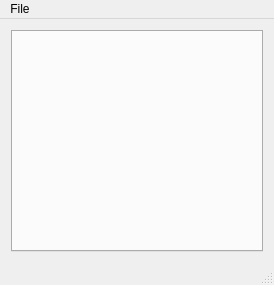
Old version of the form qutefan.ui in the repository loathingKernel/Qutefan.
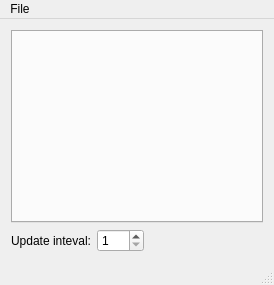
New version of the form. Icons and pictures are not drawn.

Commit message: Replaced the code in GpuTab with a form.

Patch:
```diff
--- a/qutefan.ui
+++ b/qutefan.ui
@@ -29,6 +29,40 @@
       </property>
      </widget>
     </item>
+    <item>
+     <layout class="QHBoxLayout" name="horizontalLayoutInterval">
+      <item>
+       <widget class="QLabel" name="labelInterval">
+        <property name="text">
+         <string>Update inteval:</string>
+        </property>
+       </widget>
+      </item>
+      <item>
+       <widget class="QSpinBox" name="spinBoxIntervalValue">
+        <property name="minimum">
+         <number>1</number>
+        </property>
+        <property name="maximum">
+         <number>120</number>
+        </property>
+       </widget>
+      </item>
+      <item>
+       <spacer name="horizontalSpacerInterval">
+        <property name="orientation">
+         <enum>Qt::Horizontal</enum>
+        </property>
+        <property name="sizeHint" stdset="0">
+         <size>
+          <width>40</width>
+          <height>20</height>
+         </size>
+        </property>
+       </spacer>
+      </item>
+     </layout>
+    </item>
    </layout>
   </widget>
   <widget class="QStatusBar" name="statusBar"/>
```
Left out of the diff: 2 changed lines with no effect on the pictures. The commit also changes 5 other files.
